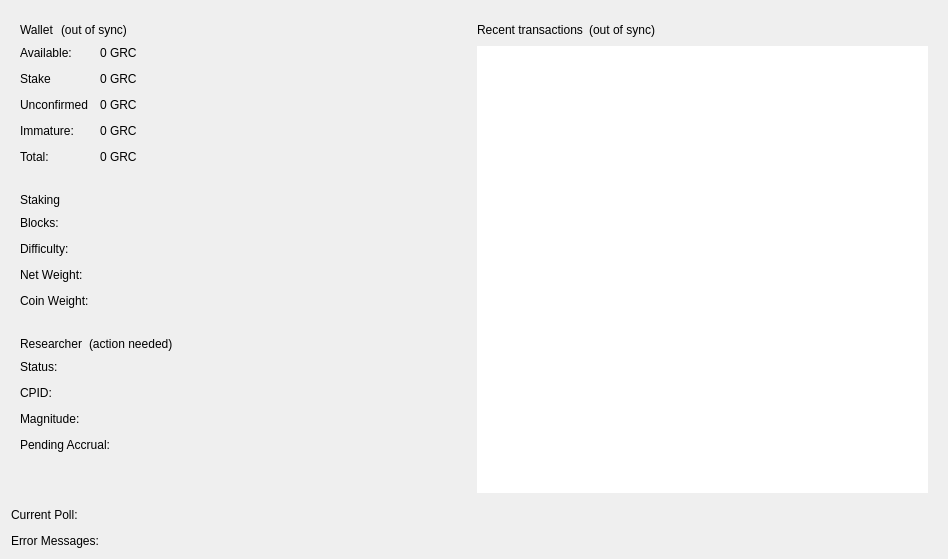
Old version of the form src/qt/forms/overviewpage.ui in the repository gridcoin-community/Gridcoin-Research.
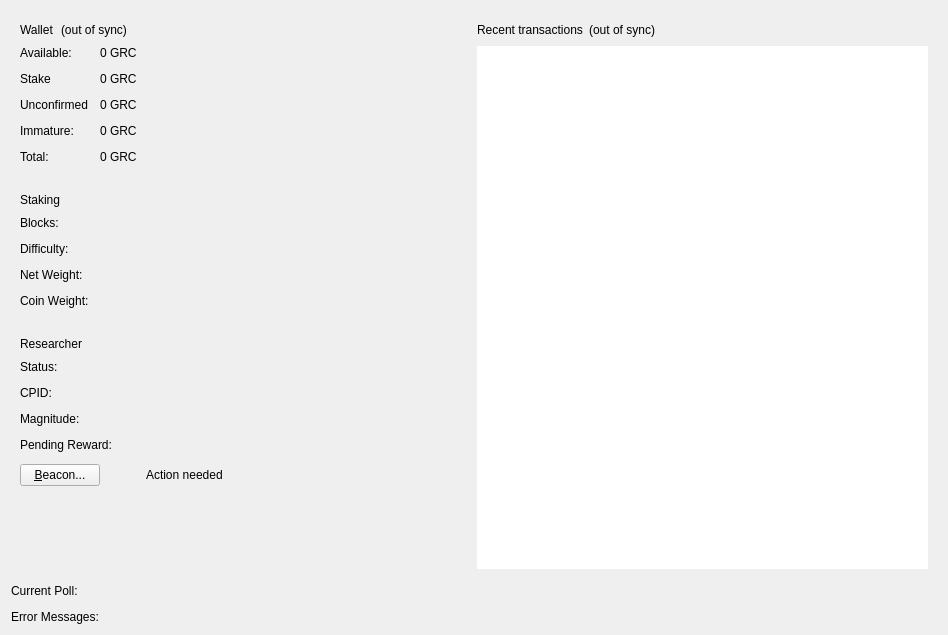
New version of the form. Icons and pictures are not drawn. Custom widgets are drawn as their Qt base class.

Commit message:
Create GUI researcher configuration wizard
This adds a wizard component that guides a user through the inital
onboarding process to advertise a beacon.

The edit to the form file:
```diff
--- a/src/qt/forms/overviewpage.ui
+++ b/src/qt/forms/overviewpage.ui
@@ -7,7 +7,7 @@
     <x>0</x>
     <y>0</y>
     <width>948</width>
-    <height>559</height>
+    <height>635</height>
    </rect>
   </property>
   <property name="sizePolicy">
@@ -383,16 +383,6 @@
               </property>
              </widget>
             </item>
-            <item>
-             <widget class="QLabel" name="researcherWarningLabel">
-              <property name="text">
-               <string notr="true">(action needed)</string>
-              </property>
-              <property name="alignment">
-               <set>Qt::AlignLeading|Qt::AlignLeft|Qt::AlignVCenter</set>
-              </property>
-             </widget>
-            </item>
             <item>
              <spacer name="researcherHorizontalSpacer">
               <property name="orientation">
@@ -473,7 +463,7 @@
             <item row="3" column="0">
              <widget class="QLabel" name="accrualTextLabel">
               <property name="text">
-               <string>Pending Accrual:</string>
+               <string>Pending Reward:</string>
               </property>
              </widget>
             </item>
@@ -487,6 +477,103 @@
               </property>
              </widget>
             </item>
+            <item row="4" column="0">
+             <widget class="QPushButton" name="beaconButton">
+              <property name="toolTip">
+               <string>Open the researcher/beacon configuration wizard.</string>
+              </property>
+              <property name="text">
+               <string>&amp;Beacon...</string>
+              </property>
+              <property name="default">
+               <bool>false</bool>
+              </property>
+              <property name="flat">
+               <bool>false</bool>
+              </property>
+             </widget>
+            </item>
+            <item row="4" column="1">
+             <widget class="QWidget" name="researcherAlertWrapper" native="true">
+              <layout class="QHBoxLayout" name="researcherAlertLayout">
+               <property name="spacing">
+                <number>6</number>
+               </property>
+               <property name="leftMargin">
+                <number>0</number>
+               </property>
+               <property name="topMargin">
+                <number>0</number>
+               </property>
+               <property name="rightMargin">
+                <number>0</number>
+               </property>
+               <property name="bottomMargin">
+                <number>0</number>
+               </property>
+               <item alignment="Qt::AlignHCenter|Qt::AlignVCenter">
+                <widget class="QLabel" name="researcherAlertIconLabel">
+                 <property name="sizePolicy">
+                  <sizepolicy hsizetype="Fixed" vsizetype="Fixed">
+                   <horstretch>0</horstretch>
+                   <verstretch>0</verstretch>
+                  </sizepolicy>
+                 </property>
+                 <property name="minimumSize">
+                  <size>
+                   <width>16</width>
+                   <height>16</height>
+                  </size>
+                 </property>
+                 <property name="maximumSize">
+                  <size>
+                   <width>16</width>
+                   <height>16</height>
+                  </size>
+                 </property>
+                 <property name="text">
+                  <string notr="true"/>
+                 </property>
+                 <property name="pixmap">
+                  <pixmap resource="../bitcoin.qrc">:/icons/warning</pixmap>
+                 </property>
+                 <property name="scaledContents">
+                  <bool>true</bool>
+                 </property>
+                 <property name="alignment">
+                  <set>Qt::AlignLeading|Qt::AlignLeft|Qt::AlignVCenter</set>
+                 </property>
+                 <property name="textInteractionFlags">
+                  <set>Qt::NoTextInteraction</set>
+                 </property>
+                </widget>
+               </item>
+               <item alignment="Qt::AlignLeft|Qt::AlignVCenter">
+                <widget class="QLabel" name="researcherAlertLabel">
+                 <property name="text">
+                  <string notr="true">Action needed</string>
+                 </property>
+                 <property name="alignment">
+                  <set>Qt::AlignLeading|Qt::AlignLeft|Qt::AlignVCenter</set>
+                 </property>
+                </widget>
+               </item>
+               <item>
+                <spacer name="researcherAlertSpacer">
+                 <property name="orientation">
+                  <enum>Qt::Horizontal</enum>
+                 </property>
+                 <property name="sizeHint" stdset="0">
+                  <size>
+                   <width>40</width>
+                   <height>20</height>
+                  </size>
+                 </property>
+                </spacer>
+               </item>
+              </layout>
+             </widget>
+            </item>
            </layout>
           </item>
          </layout>
```
Left out of the diff: 4 changed lines with no effect on the pictures. The commit also changes 31 other files.
